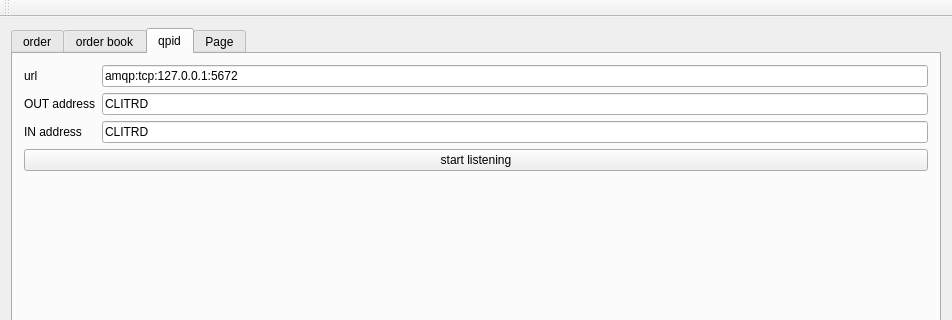
jleahred/maiquel-toolkit-cpp, file examples/qt/ex_send_order/src/mainwindow.ui: the form before one commit; both pictures show x 0 to 952 and y 0 to 320 of the 952 by 607 pixel window.
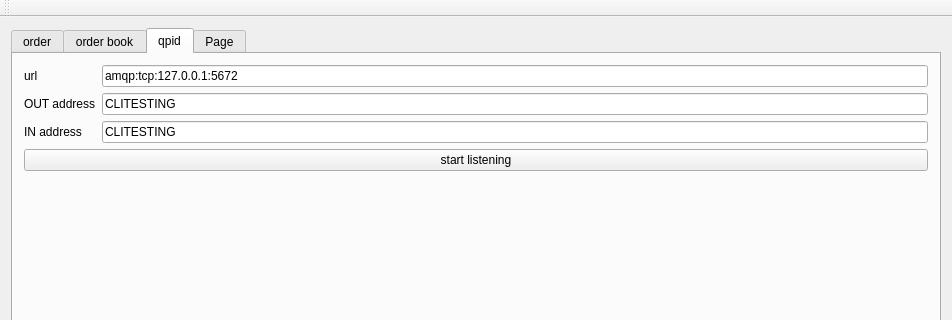
The form after the commit. The open tabs and pages were chosen to show the change. Custom widgets are drawn as their Qt base class.

Commit message: MODIF address CLITESTING  and  product_name

The edit to the form file:
```diff
--- a/examples/qt/ex_send_order/src/mainwindow.ui
+++ b/examples/qt/ex_send_order/src/mainwindow.ui
@@ -349,7 +349,7 @@
           <item row="1" column="1">
            <widget class="QLineEdit" name="leOutAddress">
             <property name="text">
-             <string>CLITRD</string>
+             <string>CLITESTING</string>
             </property>
            </widget>
           </item>
@@ -363,7 +363,7 @@
           <item row="2" column="1">
            <widget class="QLineEdit" name="leInAddress">
             <property name="text">
-             <string>CLITRD</string>
+             <string>CLITESTING</string>
             </property>
            </widget>
           </item>
```
The commit also changes 11 other files.
